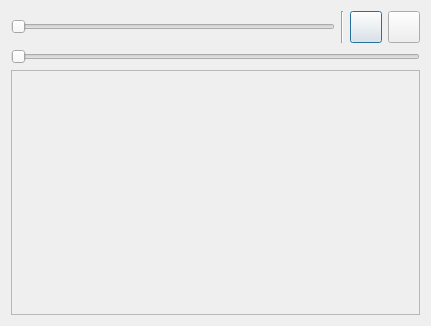
This is src/Dialogs/chordpatternviewer.ui in pasbi/CAN as Qt 5 draws it before an edit. The edited form follows.
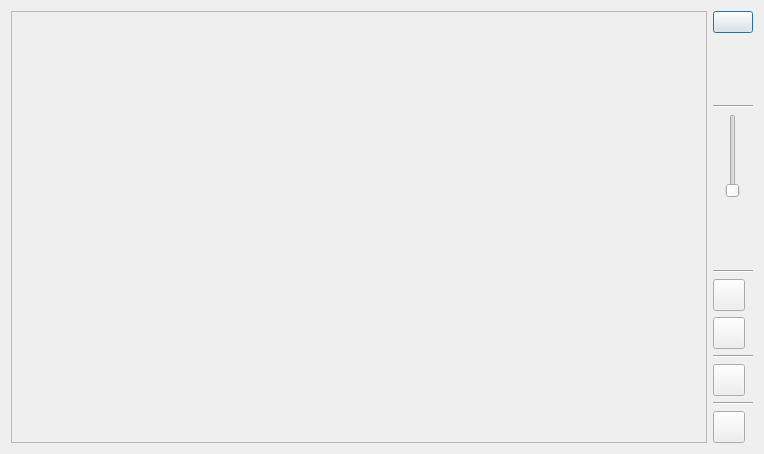
This is the edited form. Icons and pictures are not drawn.

Diff of the .ui file:
```diff
--- a/src/Dialogs/chordpatternviewer.ui
+++ b/src/Dialogs/chordpatternviewer.ui
@@ -6,95 +6,14 @@
    <rect>
     <x>0</x>
     <y>0</y>
-    <width>431</width>
-    <height>326</height>
+    <width>764</width>
+    <height>454</height>
    </rect>
   </property>
   <property name="windowTitle">
    <string>Dialog</string>
   </property>
-  <layout class="QVBoxLayout" name="verticalLayout">
-   <item>
-    <layout class="QHBoxLayout" name="horizontalLayout" stretch="1,0,0,0">
-     <item>
-      <widget class="QSlider" name="horizontalSlider">
-       <property name="orientation">
-        <enum>Qt::Horizontal</enum>
-       </property>
-      </widget>
-     </item>
-     <item>
-      <widget class="Line" name="line">
-       <property name="orientation">
-        <enum>Qt::Vertical</enum>
-       </property>
-      </widget>
-     </item>
-     <item>
-      <widget class="QPushButton" name="pushButtonPlay">
-       <property name="minimumSize">
-        <size>
-         <width>32</width>
-         <height>32</height>
-        </size>
-       </property>
-       <property name="maximumSize">
-        <size>
-         <width>32</width>
-         <height>32</height>
-        </size>
-       </property>
-       <property name="text">
-        <string/>
-       </property>
-       <property name="icon">
-        <iconset resource="../ressources.qrc">
-         <normaloff>:/oldIcons/oldIcons/1411738411_519570-066_Play-128.png</normaloff>
-         <normalon>:/oldIcons/oldIcons/1411738419_519571-067_Pause-128.png</normalon>:/oldIcons/oldIcons/1411738411_519570-066_Play-128.png</iconset>
-       </property>
-       <property name="checkable">
-        <bool>true</bool>
-       </property>
-       <property name="checked">
-        <bool>false</bool>
-       </property>
-      </widget>
-     </item>
-     <item>
-      <widget class="QPushButton" name="pushButtonPauseJumpToBegin">
-       <property name="minimumSize">
-        <size>
-         <width>32</width>
-         <height>32</height>
-        </size>
-       </property>
-       <property name="maximumSize">
-        <size>
-         <width>32</width>
-         <height>32</height>
-        </size>
-       </property>
-       <property name="text">
-        <string/>
-       </property>
-       <property name="icon">
-        <iconset resource="../ressources.qrc">
-         <normaloff>:/icons/icons/up51.png</normaloff>:/icons/icons/up51.png</iconset>
-       </property>
-      </widget>
-     </item>
-    </layout>
-   </item>
-   <item>
-    <widget class="QSlider" name="sliderSize">
-     <property name="tracking">
-      <bool>false</bool>
-     </property>
-     <property name="orientation">
-      <enum>Qt::Horizontal</enum>
-     </property>
-    </widget>
-   </item>
+  <layout class="QHBoxLayout" name="horizontalLayout_3">
    <item>
     <widget class="QScrollArea" name="scrollArea">
      <property name="widgetResizable">
@@ -105,8 +24,8 @@
        <rect>
         <x>0</x>
         <y>0</y>
-        <width>409</width>
-        <height>240</height>
+        <width>690</width>
+        <height>432</height>
        </rect>
       </property>
       <layout class="QHBoxLayout" name="horizontalLayout_2">
@@ -136,6 +55,194 @@
      </widget>
     </widget>
    </item>
+   <item>
+    <layout class="QVBoxLayout" name="verticalLayout">
+     <property name="spacing">
+      <number>6</number>
+     </property>
+     <item>
+      <widget class="QPushButton" name="buttonExit">
+       <property name="text">
+        <string/>
+       </property>
+       <property name="icon">
+        <iconset resource="../ressources.qrc">
+         <normaloff>:/icons/icons/cross56.png</normaloff>:/icons/icons/cross56.png</iconset>
+       </property>
+      </widget>
+     </item>
+     <item>
+      <spacer name="verticalSpacer_2">
+       <property name="orientation">
+        <enum>Qt::Vertical</enum>
+       </property>
+       <property name="sizeHint" stdset="0">
+        <size>
+         <width>20</width>
+         <height>40</height>
+        </size>
+       </property>
+      </spacer>
+     </item>
+     <item>
+      <widget class="Line" name="line">
+       <property name="orientation">
+        <enum>Qt::Horizontal</enum>
+       </property>
+      </widget>
+     </item>
+     <item>
+      <layout class="QHBoxLayout" name="horizontalLayout">
+       <property name="spacing">
+        <number>0</number>
+       </property>
+       <item>
+        <widget class="QSlider" name="sliderSize">
+         <property name="tracking">
+          <bool>false</bool>
+         </property>
+         <property name="orientation">
+          <enum>Qt::Vertical</enum>
+         </property>
+        </widget>
+       </item>
+      </layout>
+     </item>
+     <item>
+      <spacer name="verticalSpacer">
+       <property name="orientation">
+        <enum>Qt::Vertical</enum>
+       </property>
+       <property name="sizeHint" stdset="0">
+        <size>
+         <width>20</width>
+         <height>40</height>
+        </size>
+       </property>
+      </spacer>
+     </item>
+     <item>
+      <widget class="Line" name="line_4">
+       <property name="orientation">
+        <enum>Qt::Horizontal</enum>
+       </property>
+      </widget>
+     </item>
+     <item>
+      <widget class="QPushButton" name="buttonFaster">
+       <property name="minimumSize">
+        <size>
+         <width>32</width>
+         <height>32</height>
+        </size>
+       </property>
+       <property name="maximumSize">
+        <size>
+         <width>32</width>
+         <height>32</height>
+        </size>
+       </property>
+       <property name="text">
+        <string/>
+       </property>
+       <property name="icon">
+        <iconset resource="../ressources.qrc">
+         <normaloff>:/icons/icons/plus44.png</normaloff>:/icons/icons/plus44.png</iconset>
+       </property>
+      </widget>
+     </item>
+     <item>
+      <widget class="QPushButton" name="buttonSlower">
+       <property name="minimumSize">
+        <size>
+         <width>32</width>
+         <height>32</height>
+        </size>
+       </property>
+       <property name="maximumSize">
+        <size>
+         <width>32</width>
+         <height>32</height>
+        </size>
+       </property>
+       <property name="text">
+        <string/>
+       </property>
+       <property name="icon">
+        <iconset resource="../ressources.qrc">
+         <normaloff>:/icons/icons/minus38.png</normaloff>:/icons/icons/minus38.png</iconset>
+       </property>
+      </widget>
+     </item>
+     <item>
+      <widget class="Line" name="line_3">
+       <property name="orientation">
+        <enum>Qt::Horizontal</enum>
+       </property>
+      </widget>
+     </item>
+     <item>
+      <widget class="QPushButton" name="pushButtonPauseJumpToBegin">
+       <property name="minimumSize">
+        <size>
+         <width>32</width>
+         <height>32</height>
+        </size>
+       </property>
+       <property name="maximumSize">
+        <size>
+         <width>32</width>
+         <height>32</height>
+        </size>
+       </property>
+       <property name="text">
+        <string/>
+       </property>
+       <property name="icon">
+        <iconset resource="../ressources.qrc">
+         <normaloff>:/icons/icons/up51.png</normaloff>:/icons/icons/up51.png</iconset>
+       </property>
+      </widget>
+     </item>
+     <item>
+      <widget class="Line" name="line_2">
+       <property name="orientation">
+        <enum>Qt::Horizontal</enum>
+       </property>
+      </widget>
+     </item>
+     <item>
+      <widget class="QPushButton" name="pushButtonPlay">
+       <property name="minimumSize">
+        <size>
+         <width>32</width>
+         <height>32</height>
+        </size>
+       </property>
+       <property name="maximumSize">
+        <size>
+         <width>32</width>
+         <height>32</height>
+        </size>
+       </property>
+       <property name="text">
+        <string/>
+       </property>
+       <property name="icon">
+        <iconset resource="../ressources.qrc">
+         <normaloff>:/oldIcons/oldIcons/1411738411_519570-066_Play-128.png</normaloff>
+         <normalon>:/oldIcons/oldIcons/1411738419_519571-067_Pause-128.png</normalon>:/oldIcons/oldIcons/1411738411_519570-066_Play-128.png</iconset>
+       </property>
+       <property name="checkable">
+        <bool>true</bool>
+       </property>
+       <property name="checked">
+        <bool>false</bool>
+       </property>
+      </widget>
+     </item>
+    </layout>
+   </item>
   </layout>
  </widget>
  <resources>
```
Left out of the diff: 19 changed lines with no effect on the pictures.
